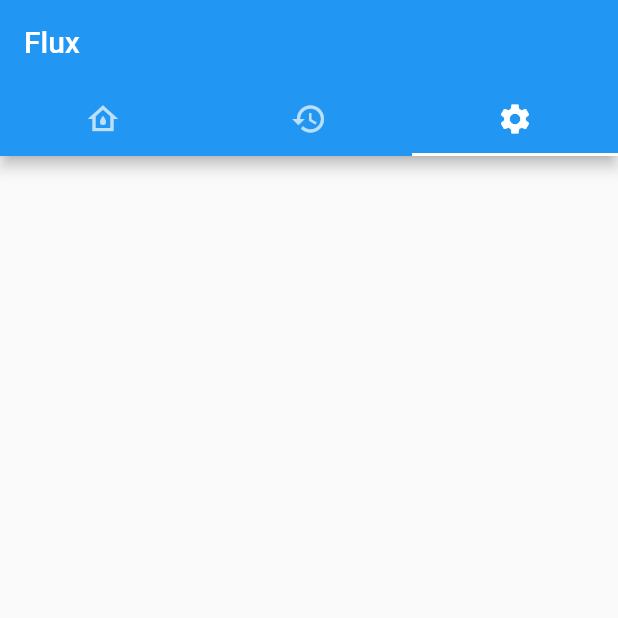
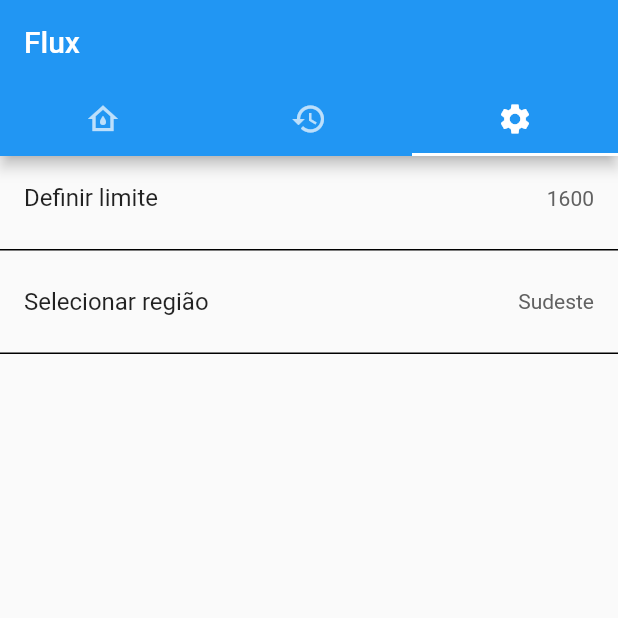
Before and after one commit to lucasdessy/flux-software, a Flutter app: the screen it shows after launch, tab 3 chosen, on a phone screen of 412 x 824 dp, the top half of it. Run offline on Flutter 3.47's test engine with Material 2 defaults, Android fonts, the phone set to English and light mode, and no system bars; our stand-ins replace bloc, flutter_bloc, freezed_annotation, get_it, injectable.

Commit message:
support for dependency injection and settings bloc

```diff
--- /dev/null
+++ b/lib/application/bloc/settings_event.dart
@@ -0,0 +1,7 @@
+part of 'settings_bloc.dart';
+
+@freezed
+class SettingsEvent with _$SettingsEvent {
+  const factory SettingsEvent.defineLimit(int limit) = _DefineLimit;
+  const factory SettingsEvent.selectRegion(Region region) = _SelectRegion;
+}
--- /dev/null
+++ b/lib/application/bloc/settings_state.dart
@@ -0,0 +1,8 @@
+part of 'settings_bloc.dart';
+
+@freezed
+class SettingsState with _$SettingsState {
+  const factory SettingsState({required Settings settings}) = _SettingsState;
+  factory SettingsState.initial() =>
+      SettingsState(settings: Settings.initial());
+}
--- /dev/null
+++ b/lib/domain/core/region.dart
@@ -0,0 +1,6 @@
+enum Region {
+  Norte,
+  Nordeste,
+  Sudeste,
+  Sul,
+}
--- /dev/null
+++ b/lib/domain/core/settings.dart
@@ -0,0 +1,13 @@
+import 'package:flux_software/domain/core/region.dart';
+import 'package:freezed_annotation/freezed_annotation.dart';
+
+part 'settings.freezed.dart';
+
+@immutable
+@freezed
+abstract class Settings with _$Settings {
+  const factory Settings({required Region region, required int limit}) =
+      _Settings;
+
+  factory Settings.initial() => Settings(region: Region.Sudeste, limit: 1600);
+}
--- /dev/null
+++ b/lib/injection.dart
@@ -0,0 +1,10 @@
+import 'package:flux_software/injection.config.dart';
+import 'package:get_it/get_it.dart';
+import 'package:injectable/injectable.dart';
+
+final GetIt getIt = GetIt.instance;
+
+@injectableInit
+void configureInjection(String env) {
+  $initGetIt(getIt, environment: env);
+}
--- a/lib/main.dart
+++ b/lib/main.dart
@@ -1,6 +1,9 @@
 import 'package:flutter/material.dart';
+import 'package:flux_software/injection.dart';
 import 'package:flux_software/presentation/core/app.dart';
+import 'package:injectable/injectable.dart';
 
 void main() {
+  configureInjection(Environment.prod);
   runApp(App());
 }
--- a/lib/presentation/core/app.dart
+++ b/lib/presentation/core/app.dart
@@ -1,15 +1,23 @@
 import 'package:flutter/material.dart';
+import 'package:flutter_bloc/flutter_bloc.dart';
+import 'package:flux_software/application/bloc/settings_bloc.dart';
+import 'package:flux_software/injection.dart';
 import 'package:flux_software/presentation/core/tabs.dart';
-import 'package:flux_software/presentation/routes/router.dart';
-import 'package:flux_software/presentation/routes/routes.dart';
 
 class App extends StatelessWidget {
   @override
   Widget build(BuildContext context) {
-    return MaterialApp(
-      // initialRoute: Routes.HOME,
-      // routes: AppRouter.routes,
-      home: Tabs(),
+    return MultiBlocProvider(
+      providers: [
+        BlocProvider(
+          create: (_) => getIt<SettingsBloc>(),
+        ),
+      ],
+      child: MaterialApp(
+        // initialRoute: Routes.HOME,
+        // routes: AppRouter.routes,
+        home: Tabs(),
+      ),
     );
   }
 }
--- /dev/null
+++ b/lib/presentation/core/components/separator.dart
@@ -0,0 +1,13 @@
+import 'package:flutter/material.dart';
+
+class FluxSeparator extends StatelessWidget {
+  @override
+  Widget build(BuildContext context) {
+    return Container(
+      margin: EdgeInsets.symmetric(vertical: 6),
+      width: double.infinity,
+      height: 1,
+      color: Colors.black,
+    );
+  }
+}
--- a/lib/presentation/pages/settings/settings.dart
+++ b/lib/presentation/pages/settings/settings.dart
@@ -1,8 +1,44 @@
 import 'package:flutter/material.dart';
+import 'package:flutter_bloc/flutter_bloc.dart';
+import 'package:flux_software/application/bloc/settings_bloc.dart';
+import 'package:flux_software/injection.dart';
+import 'package:flux_software/presentation/core/components/separator.dart';
+import 'package:flux_software/util/region_string_formatter.dart';
 
 class SettingsPage extends StatelessWidget {
   @override
   Widget build(BuildContext context) {
-    return Container();
+    return SingleChildScrollView(
+        child: BlocBuilder<SettingsBloc, SettingsState>(
+      bloc: getIt<SettingsBloc>(),
+      builder: (context, state) {
+        return Column(
+          children: [
+            ListTile(
+              title: Text('Definir limite'),
+              trailing: Text(
+                '${state.settings.limit}',
+                style: Theme.of(context)
+                    .textTheme
+                    .bodyText2
+                    ?.copyWith(color: Colors.grey.shade700),
+              ),
+            ),
+            FluxSeparator(),
+            ListTile(
+              title: Text('Selecionar região'),
+              trailing: Text(
+                RegionStringFormatter.format(state.settings.region),
+                style: Theme.of(context)
+                    .textTheme
+                    .bodyText2
+                    ?.copyWith(color: Colors.grey.shade700),
+              ),
+            ),
+            FluxSeparator(),
+          ],
+        );
+      },
+    ));
   }
 }
--- /dev/null
+++ b/lib/util/region_string_formatter.dart
@@ -0,0 +1,16 @@
+import 'package:flux_software/domain/core/region.dart';
+
+class RegionStringFormatter {
+  static String format(Region region) {
+    switch (region) {
+      case Region.Norte:
+        return 'Norte';
+      case Region.Nordeste:
+        return 'Nordeste';
+      case Region.Sudeste:
+        return 'Sudeste';
+      case Region.Sul:
+        return 'Sul';
+    }
+  }
+}
```
Also changed, not shown: lib/application/bloc/settings_bloc.dart (added, +34 -0 lines), lib/presentation/core/components/progress_indicator.dart (+4 -10 lines), lib/presentation/pages/history/history.dart (+2 -6 lines), pubspec.yaml (+8 -2 lines), lib/application/bloc/settings_bloc.freezed.dart (added), lib/domain/core/settings.freezed.dart (added), lib/injection.config.dart (added), pubspec.lock.
